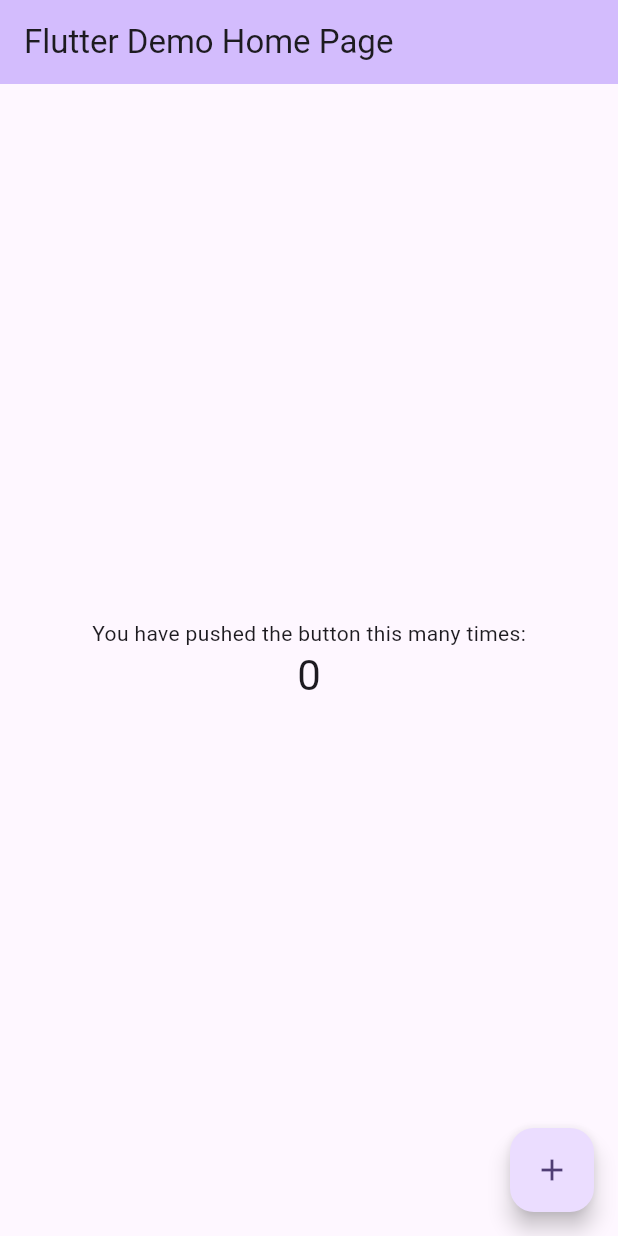
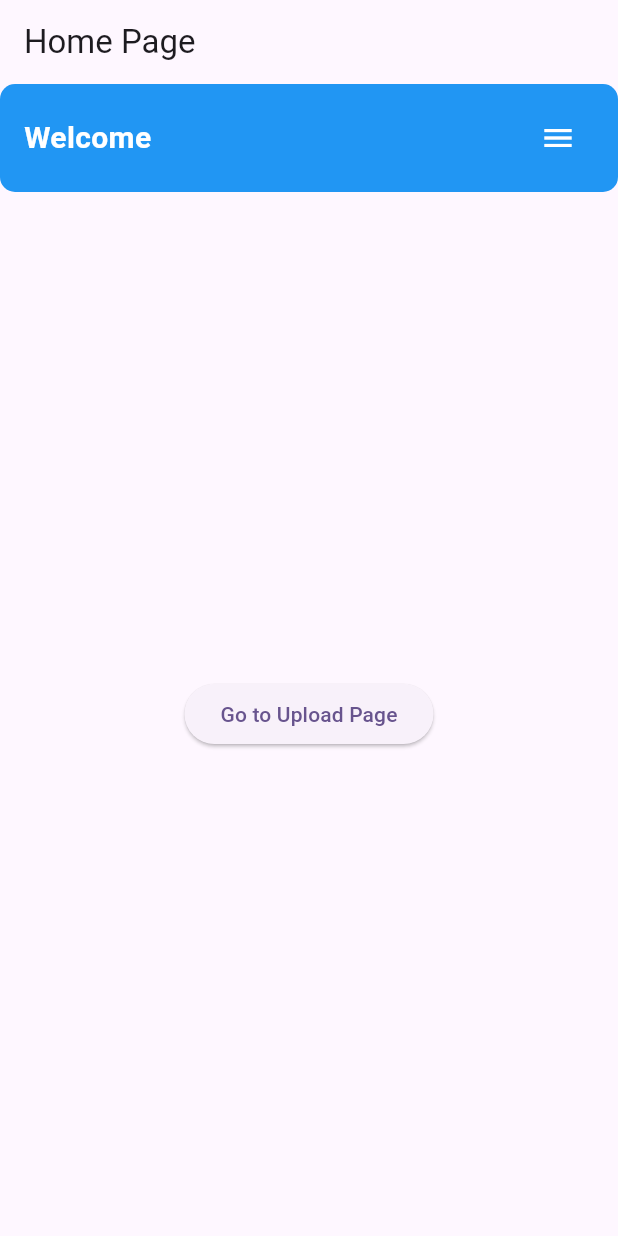
Before and after one commit to ThomasPierrickHenry/Bubu.io, a Flutter app: the screen it shows after launch, on a phone screen of 412 x 824 dp. Run offline on Flutter 3.47's test engine with Material 3 defaults, Android fonts, the phone set to English and light mode, and no system bars; our stand-ins replace file_picker.

Commit message:
fluuter environement

```diff
--- a/flutter_application_1/lib/main.dart
+++ b/flutter_application_1/lib/main.dart
@@ -1,4 +1,5 @@
 import 'package:flutter/material.dart';
+import 'pages/home.dart';
 
 void main() {
   runApp(const MyApp());
@@ -11,7 +12,7 @@ class MyApp extends StatelessWidget {
   @override
   Widget build(BuildContext context) {
     return MaterialApp(
-      title: 'Flutter Demo',
+      title: 'bubu.io',
       theme: ThemeData(
         // This is the theme of your application.
         //
@@ -30,7 +31,7 @@ class MyApp extends StatelessWidget {
         // tested with just a hot reload.
         colorScheme: ColorScheme.fromSeed(seedColor: Colors.deepPurple),
       ),
-      home: const MyHomePage(title: 'Flutter Demo Home Page'),
+      home: const HomePage()
     );
   }
 }
--- /dev/null
+++ b/flutter_application_1/lib/pages/home.dart
@@ -0,0 +1,41 @@
+import 'package:flutter/material.dart';
+import 'package:flutter_application_1/pages/upload.dart';
+import 'package:flutter_application_1/widgets/header.dart';
+
+
+
+class HomePage extends StatelessWidget {
+  const HomePage({Key? key}) : super(key: key);
+
+  @override
+  Widget build(BuildContext context) {
+    return Scaffold(
+      appBar: AppBar(title: const Text("Home Page")),
+      body: Column(
+        children: [
+          HeaderWidget(
+            title: "Welcome",
+            onMenuPressed: () {
+              ScaffoldMessenger.of(context).showSnackBar(
+                const SnackBar(content: Text("Menu button pressed")),
+              );
+            },
+          ),
+          Expanded(
+            child: Center(
+              child: ElevatedButton(
+                onPressed: () {
+                  Navigator.push(
+                    context,
+                    MaterialPageRoute(builder: (context) => const UploadPage()),
+                  );
+                },
+                child: const Text("Go to Upload Page"),
+              ),
+            ),
+          ),
+        ],
+      ),
+    );
+  }
+}
--- /dev/null
+++ b/flutter_application_1/lib/widgets/header.dart
@@ -0,0 +1,40 @@
+import 'package:flutter/material.dart';
+
+class HeaderWidget extends StatelessWidget {
+  final String title;
+  final VoidCallback onMenuPressed;
+
+  const HeaderWidget({
+    Key? key,
+    required this.title,
+    required this.onMenuPressed,
+  }) : super(key: key);
+
+  @override
+  Widget build(BuildContext context) {
+    return Container(
+      padding: const EdgeInsets.symmetric(horizontal: 16.0, vertical: 12.0),
+      decoration: BoxDecoration(
+        color: Colors.blue,
+        borderRadius: BorderRadius.circular(10.0),
+      ),
+      child: Row(
+        mainAxisAlignment: MainAxisAlignment.spaceBetween,
+        children: [
+          Text(
+            title,
+            style: const TextStyle(
+              color: Colors.white,
+              fontSize: 20.0,
+              fontWeight: FontWeight.bold,
+            ),
+          ),
+          IconButton(
+            icon: const Icon(Icons.menu, color: Colors.white),
+            onPressed: onMenuPressed,
+          ),
+        ],
+      ),
+    );
+  }
+}
--- a/flutter_application_1/pubspec.yaml
+++ b/flutter_application_1/pubspec.yaml
@@ -34,6 +34,7 @@ dependencies:
   # The following adds the Cupertino Icons font to your application.
   # Use with the CupertinoIcons class for iOS style icons.
   cupertino_icons: ^1.0.8
+  file_picker: ^10.0.0
 
 dev_dependencies:
   flutter_test:
```
Also changed, not shown: flutter_application_1/lib/ma_page.dart (deleted, +0 -15 lines), flutter_application_1/lib/pages/upload.dart (added, +45 -0 lines), flutter_application_1/pubspec.lock, 1 other file.
